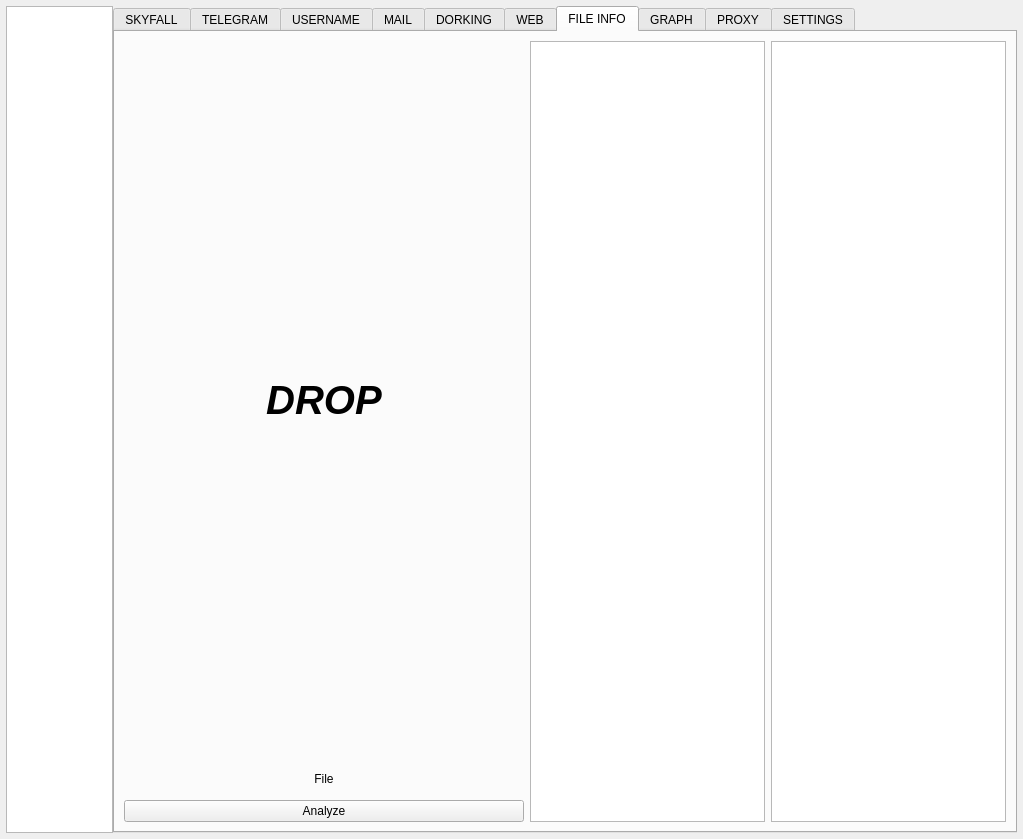
Before: the Qt Designer form resources/form.ui in Nighty3098/SkyFall, drawn with Qt 5.
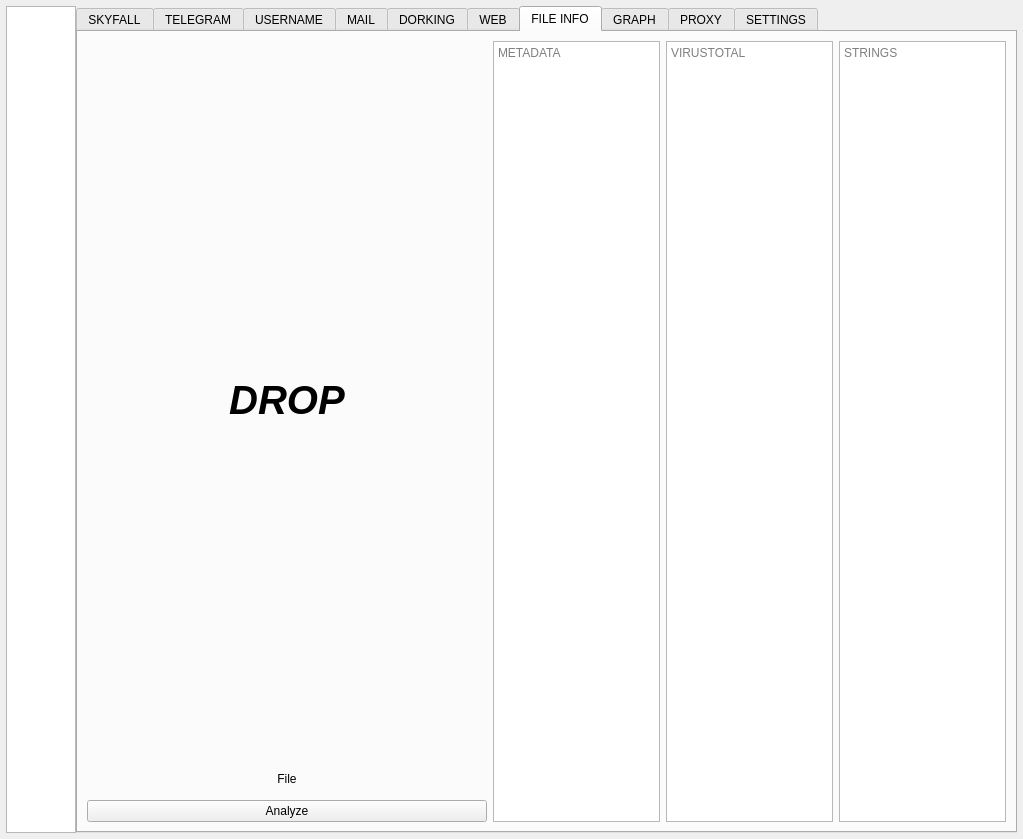
After: the same form once the commit is applied. The open tabs and pages were chosen to show the change. Custom widgets are drawn as their Qt base class.

```diff
--- a/resources/form.ui
+++ b/resources/form.ui
@@ -14,21 +14,26 @@
    <string>MainWindow</string>
   </property>
   <widget class="QWidget" name="centralwidget">
+   <layout class="QVBoxLayout" name="verticalLayout_22">
+    <property name="spacing">
+     <number>0</number>
+    </property>
+    <property name="leftMargin">
+     <number>6</number>
+    </property>
+    <property name="topMargin">
+     <number>6</number>
+    </property>
+    <property name="rightMargin">
+     <number>6</number>
+    </property>
+    <property name="bottomMargin">
+     <number>6</number>
+    </property>
+    <item>
    <layout class="QHBoxLayout" name="horizontalLayout_6">
-    <property name="spacing">
-     <number>0</number>
-    </property>
-    <property name="leftMargin">
-     <number>6</number>
-    </property>
     <property name="topMargin">
-     <number>6</number>
-    </property>
-    <property name="rightMargin">
-     <number>6</number>
-    </property>
-    <property name="bottomMargin">
-     <number>6</number>
+       <number>0</number>
     </property>
     <item>
      <widget class="QListWidget" name="menuListWidget">
@@ -988,6 +993,20 @@
           </property>
          </widget>
         </item>
+          <item row="0" column="3" rowspan="3">
+           <widget class="QPlainTextEdit" name="stringsFileDebug">
+            <property name="placeholderText">
+             <string>STRINGS</string>
+            </property>
+           </widget>
+          </item>
+          <item row="0" column="1" rowspan="3">
+           <widget class="QPlainTextEdit" name="metadataDebug">
+            <property name="placeholderText">
+             <string>METADATA</string>
+            </property>
+           </widget>
+          </item>
         <item row="0" column="0">
          <widget class="DropWidget" name="metadataFileDropWidget" native="true">
           <property name="minimumSize">
@@ -1027,7 +1046,11 @@
          </widget>
         </item>
         <item row="0" column="2" rowspan="3">
-         <widget class="QPlainTextEdit" name="virustotalFileDebug"/>
+           <widget class="QPlainTextEdit" name="virustotalFileDebug">
+            <property name="placeholderText">
+             <string>VIRUSTOTAL</string>
+            </property>
+           </widget>
         </item>
        </layout>
       </widget>
@@ -1207,6 +1230,8 @@
        </layout>
       </widget>
      </widget>
+      </item>
+     </layout>
     </item>
    </layout>
   </widget>
```
Left out of the diff: 31 changed lines with no effect on the pictures. Lines whose indentation alone changed are shown as unchanged.
